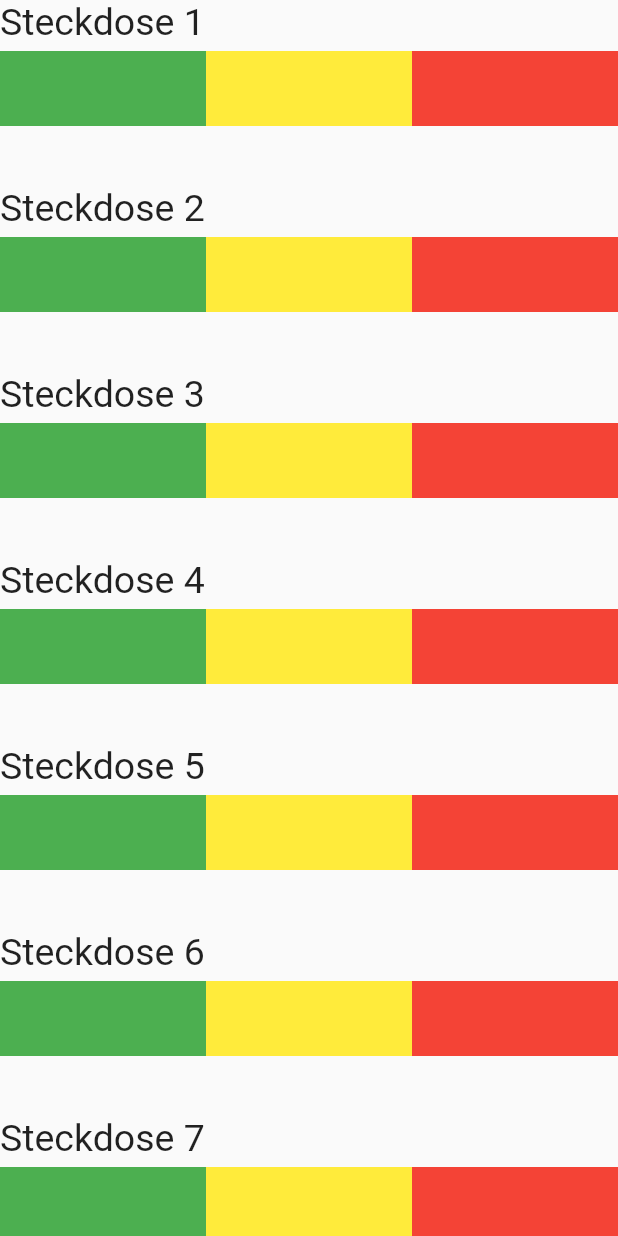
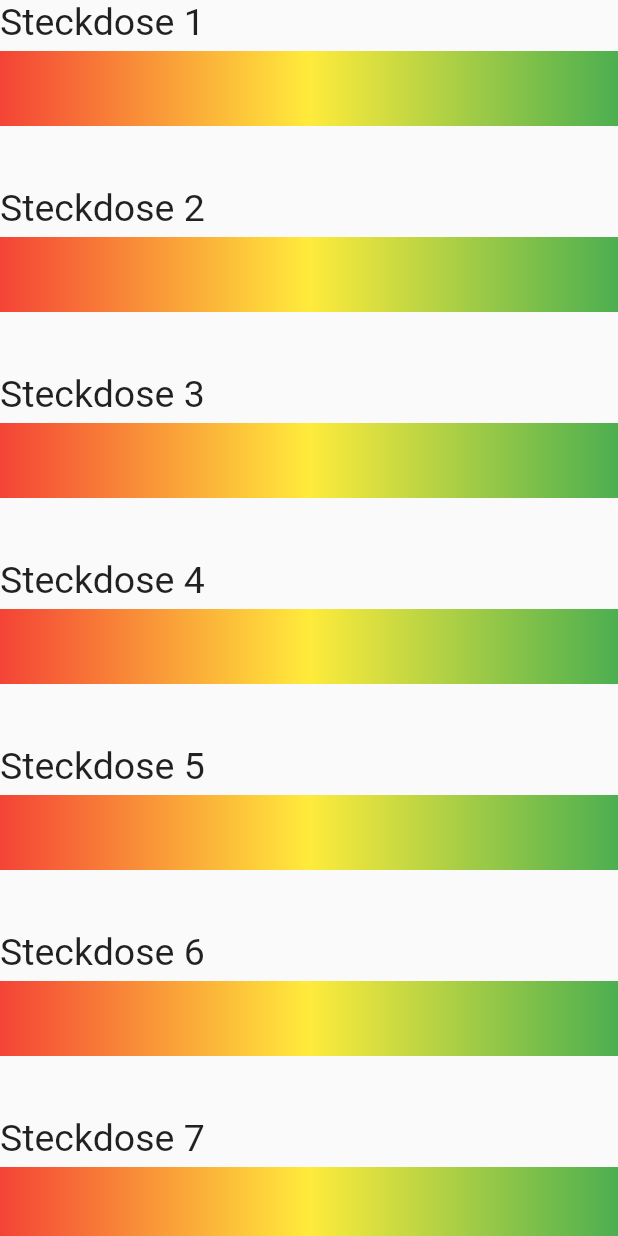
Before and after one commit to Nino678190/Quick-Compare, a Flutter app: the screen it shows after launch, on a phone screen of 412 x 824 dp. Run offline on Flutter 3.47's test engine with Material 2 defaults, Android fonts, the phone set to English and light mode, and no system bars.

Commit message:
added gradient

```diff
--- a/quick_compare/lib/main.dart
+++ b/quick_compare/lib/main.dart
@@ -46,9 +46,20 @@ class _QuickCompareState extends State<QuickCompare> {
                           mainAxisAlignment: MainAxisAlignment.spaceAround,
                           crossAxisAlignment: CrossAxisAlignment.start,
                           children: [
-                            Container(color: Colors.green,child: Text(""),width: MediaQuery.of(context).size.width/3,height: 50,),
-                            Container(color: Colors.yellow,child: Text(""),width: MediaQuery.of(context).size.width/3,height: 50,),
-                            Container(color: Colors.red,child: Text(""),width:MediaQuery.of(context).size.width/3,height: 50,),
+                            Container(child: Text(""),width: MediaQuery.of(context).size.width,height: 50,decoration: BoxDecoration(
+                              gradient: LinearGradient(
+                                begin: Alignment.centerLeft,
+                                colors: [
+                                  // use your preferred colors
+                                  Colors.red,
+                                  Colors.yellow,
+                                  Colors.green,
+                                ],
+                                // start at the top
+                                // end at the bottom
+                                end: Alignment.centerRight,
+                              ),
+                            ),),
                           ],
                         ),
                       ]
```
